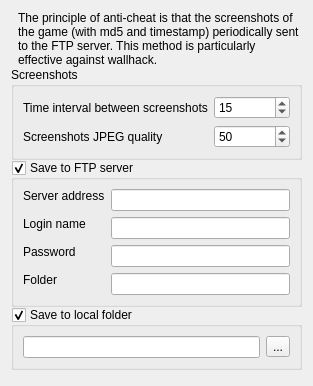
Old version of the form src/anticheat/settings_widget.ui in the repository navrocky/urtconnector.
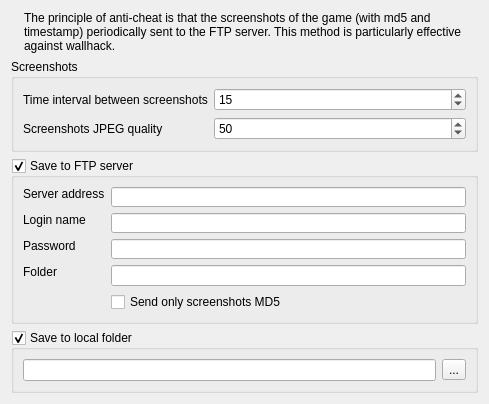
New version of the form. Icons and pictures are not drawn.

Commit message: - checkbox send only md5 in anticheat options - small fixes

```diff
--- a/src/anticheat/settings_widget.ui
+++ b/src/anticheat/settings_widget.ui
@@ -6,8 +6,8 @@
    <rect>
     <x>0</x>
     <y>0</y>
-    <width>313</width>
-    <height>386</height>
+    <width>489</width>
+    <height>404</height>
    </rect>
   </property>
   <property name="minimumSize">
@@ -20,9 +20,6 @@
    <string>Form</string>
   </property>
   <layout class="QVBoxLayout" name="verticalLayout">
-   <property name="spacing">
-    <number>0</number>
-   </property>
    <property name="sizeConstraint">
     <enum>QLayout::SetMinimumSize</enum>
    </property>
@@ -206,6 +203,16 @@
         <item row="3" column="1">
          <widget class="QLineEdit" name="ftp_folder_edit"/>
         </item>
+        <item row="4" column="1">
+         <widget class="QCheckBox" name="only_md5_check">
+          <property name="toolTip">
+           <string>If unchecked then sends to ftp server both screenshots and their md5 sums</string>
+          </property>
+          <property name="text">
+           <string>Send only screenshots MD5</string>
+          </property>
+         </widget>
+        </item>
        </layout>
       </item>
      </layout>
```
Left out of the diff: 1 changed line with no effect on the pictures. The commit also changes 12 other files.
